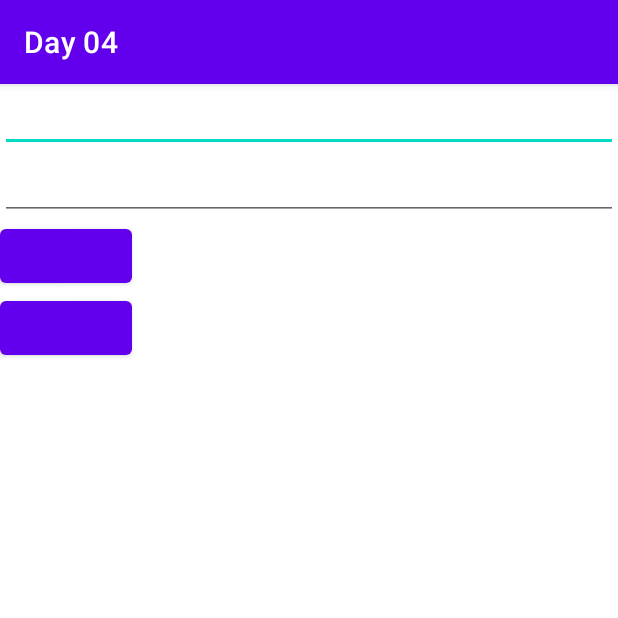
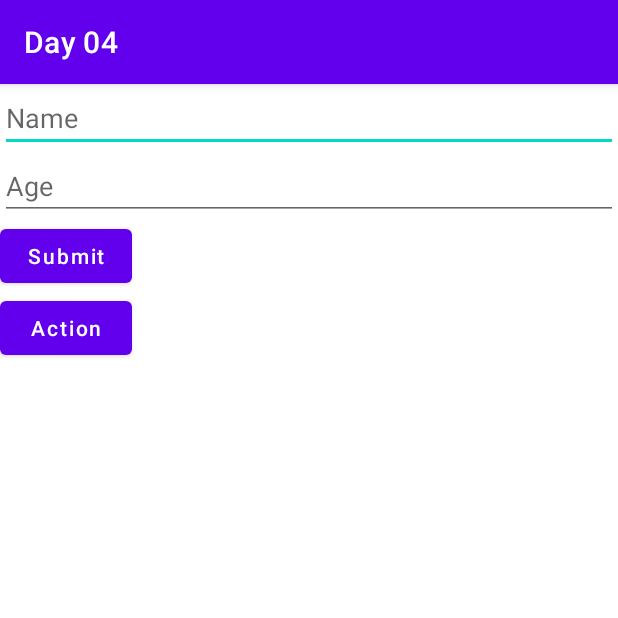
Before and after one commit to 90-TinhMercedes/HIT_Android, an Android app: the screen it shows after launch (MainActivity), on a phone screen of 412 x 824 dp, the top half of it. Run offline under Robolectric (Android 15) with nearby library versions, the phone set to English and light mode, and no system bars.

Commit message:
Android Update

```diff
--- a/Learning/Day 04/app/src/main/java/com/example/day04/MainActivity.java
+++ b/Learning/Day 04/app/src/main/java/com/example/day04/MainActivity.java
@@ -26,43 +26,37 @@ public class MainActivity extends AppCompatActivity {
         setContentView(R.layout.activity_main);
 
         Mappings();
-        list.add(new Person("Doan", 21));
-        list.add(new Person("Diep", 22));
-        list.add(new Person("Hung", 20));
+
+        list.add(new Person("Tình", 20));
+        list.add(new Person("Tâm", 20));
+        list.add(new Person("Nam", 20));
+        list.add(new Person("Tùng", 20));
 
 
-//        btnSubmit.setOnClickListener(new View.OnClickListener() {
-//            @Override
-//            public void onClick(View v) {
-//                name = edtName.getText().toString();
-//                age = Integer.parseInt(edtAge.getText().toString());
-//                Intent intent = new Intent(MainActivity.this, MainActivity2.class);
-//
-////                intent.putExtra("name", name);
-////                intent.putExtra("age", age);
-//
-//                Person person = new Person(name, age);
-//                intent.putExtra("object", (Parcelable) person);
-//                intent.putParcelableArrayListExtra("list", )
-//
-//                startActivity(intent);
-//            }
-//        });
-
-        btnAction.setOnClickListener(new View.OnClickListener() {
+        btnSubmit.setOnClickListener(new View.OnClickListener() {
             @Override
             public void onClick(View v) {
-                Intent intent = new Intent(Intent.ACTION_VIEW, Uri.parse("https://translate.google.com/?hl=vi"));
+                name = edtName.getText().toString();
+                age = Integer.parseInt(edtAge.getText().toString());
+                Intent intent = new Intent(MainActivity.this, MainActivity2.class);
+//                intent.putExtra("name", name);
+//                intent.putExtra("age", age);
+
+                Person person = new Person(name, age);
+                intent.putExtra("object", (Parcelable) person); // put một đối tượng
+                intent.putParcelableArrayListExtra("list", (ArrayList<? extends Parcelable>) list); // put một list đối tượng
+
+
                 startActivity(intent);
+
             }
         });
 
-//
     }
 
     private void Mappings() {
-        edtName = (EditText) findViewById(R.id.idName);
-        edtAge = (EditText) findViewById(R.id.idAge);
+        edtName = (EditText) findViewById(R.id.edtName);
+        edtAge = (EditText) findViewById(R.id.edtAge);
         btnSubmit = (Button) findViewById(R.id.btnSubmit);
         btnAction = (Button) findViewById(R.id.btnAction);
     }
--- a/Learning/Day 04/app/src/main/res/layout/activity_main.xml
+++ b/Learning/Day 04/app/src/main/res/layout/activity_main.xml
@@ -3,26 +3,33 @@
     xmlns:tools="http://schemas.android.com/tools"
     android:layout_width="match_parent"
     android:layout_height="match_parent"
-    tools:context=".MainActivity"
-    android:orientation="vertical">
+    android:orientation="vertical"
+    tools:context=".MainActivity">
 
     <EditText
-    android:id="@+id/idName"
-    android:layout_width="match_parent"
-    android:layout_height="wrap_content"/>
+        android:hint="Name"
+        android:id="@+id/edtName"
+        android:layout_width="match_parent"
+        android:layout_height="wrap_content" />
 
     <EditText
-        android:id="@+id/idAge"
+        android:hint="Age"
+        android:id="@+id/edtAge"
         android:layout_width="match_parent"
         android:layout_height="wrap_content" />
+
     <Button
         android:id="@+id/btnSubmit"
         android:layout_width="wrap_content"
-        android:layout_height="wrap_content"/>
+        android:layout_height="wrap_content"
+        android:text="Submit"
+        android:textAllCaps="false" />
 
     <Button
         android:id="@+id/btnAction"
         android:layout_width="wrap_content"
-        android:layout_height="wrap_content"/>
+        android:layout_height="wrap_content"
+        android:text="Action"
+        android:textAllCaps="false" />
 
 </LinearLayout>
--- a/Learning/Day 04/app/src/main/res/layout/activity_main2.xml
+++ b/Learning/Day 04/app/src/main/res/layout/activity_main2.xml
@@ -14,6 +14,7 @@
 
     <TextView
         android:id="@+id/tvAge"
+        android:layout_below="@+id/tvName"
         android:layout_width="wrap_content"
         android:layout_height="wrap_content"
         android:layout_centerInParent="true"
```
Also changed, not shown: Learning/Day 04/app/src/main/java/com/example/day04/MainActivity2.java (+11 -8 lines), Learning/Day 04/app/src/main/java/com/example/day04/Person.java (+30 -1 lines).
